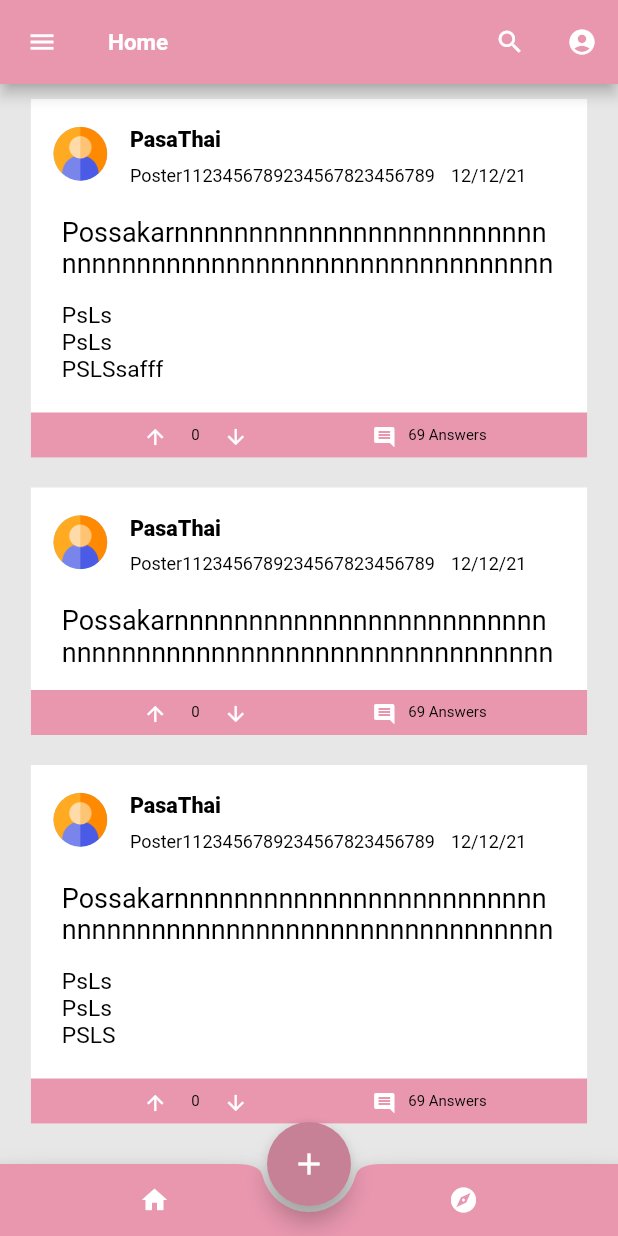
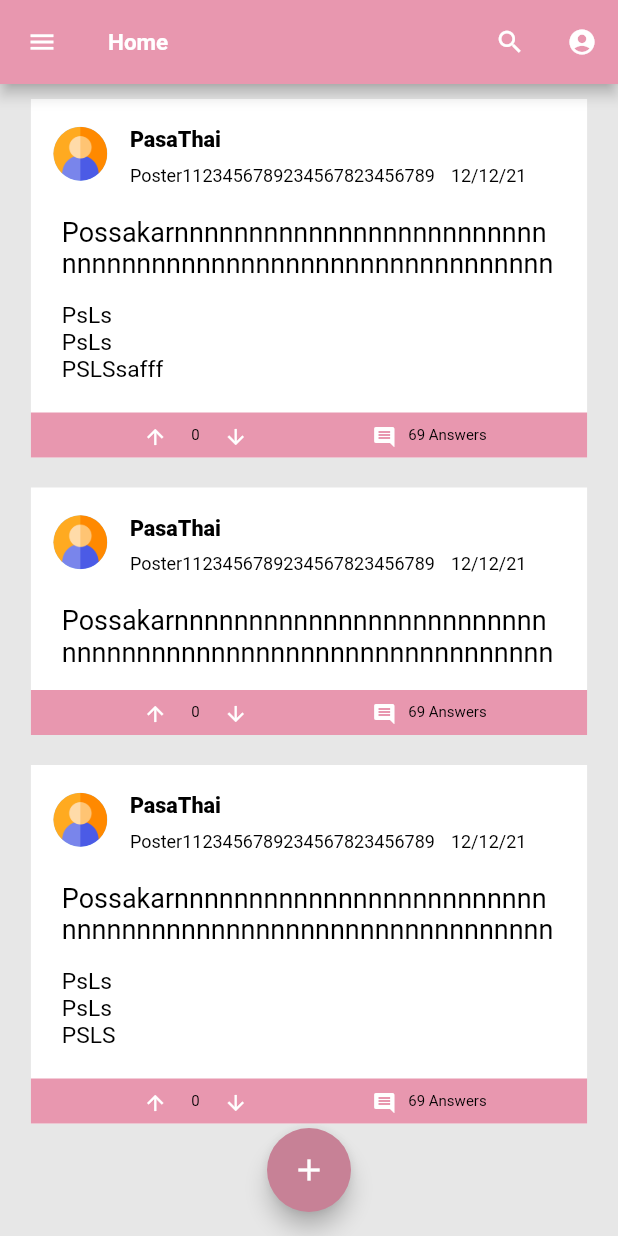
Before and after one commit to Thinc-Cu-Stack-Exchange/cu_problem_exchange, a Flutter app: the screen it shows after launch, on a phone screen of 412 x 824 dp. Run offline on Flutter 3.47's test engine with Material 2 defaults, Android fonts, the phone set to English and light mode, and no system bars; our stand-ins replace carousel_slider, get, image_picker, photo_view; missing offline and left inert: colorful_safe_area.

```diff
--- a/lib/page/home.dart
+++ b/lib/page/home.dart
@@ -27,10 +27,10 @@ class Home extends GetView<HomeController> {
             drawerWidth: drawerWidth,
 
           ),
-          bottomNavigationBar: const CustomBotBar(),
+          //bottomNavigationBar: const CustomBotBar(),
           backgroundColor: const Color(0xffE7E7E7),
           floatingActionButtonLocation:
-              FloatingActionButtonLocation.centerDocked,
+              FloatingActionButtonLocation.centerFloat,
           floatingActionButton: FloatingActionButton(
             onPressed: controller.createPressed,
             backgroundColor: const Color(0xffC78196),
```
